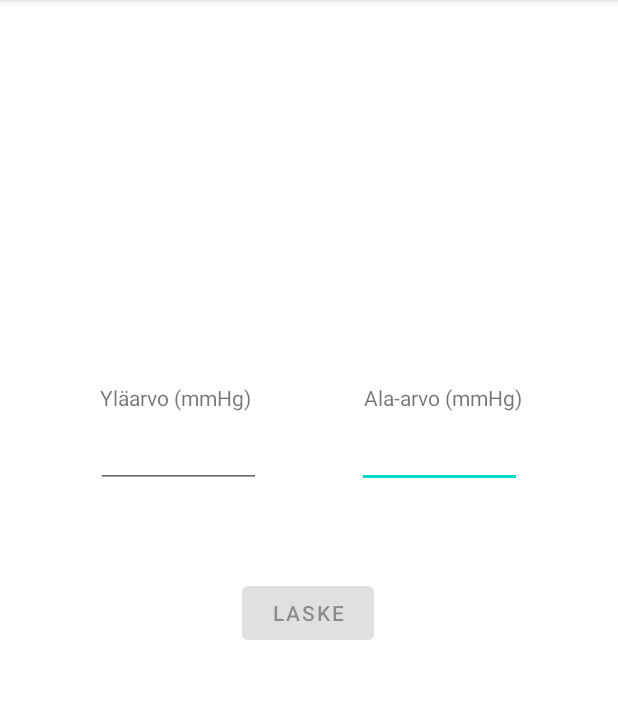
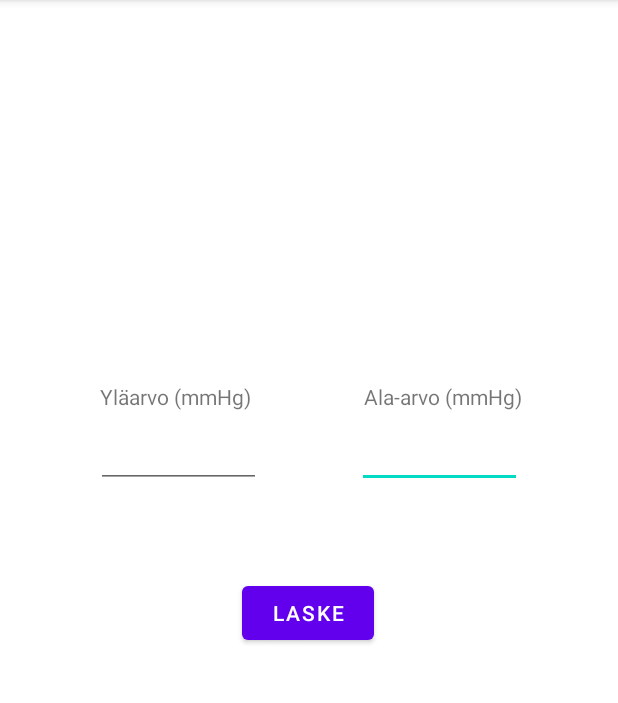
Before and after one commit to untop02/TerveysProjekti, an Android app: the Verenpaine screen opened directly, with no data from a screen before it, on a phone screen of 412 x 824 dp, the part 84-787 px from its top. Run offline under Robolectric (Android 15) with nearby library versions, the phone set to English and light mode, and no system bars.

Commit message:
Verenpainelaskuri V1.0

```diff
--- a/app/src/main/java/com/example/projekti/Verenpaine.java
+++ b/app/src/main/java/com/example/projekti/Verenpaine.java
@@ -10,6 +10,7 @@ import android.view.View;
 import android.widget.Button;
 import android.widget.EditText;
 import android.widget.TextView;
+import android.widget.Toast;
 
 import org.w3c.dom.Text;
 
@@ -39,14 +40,9 @@ public class Verenpaine extends AppCompatActivity {
         String korkeaVp = ("Verenpaine on koholla, kun se on yli 140/90 mmHg.");
 
 
-        //Lisätään alla tehty toiminnallisuus napin sallimiselle
-        ylaArvo.addTextChangedListener(onkoTyhja);
-        alaArvo.addTextChangedListener(onkoTyhja);
-
         //Napin painallus hakee arvot tekstikentistä ja kertoo verenpaineen tason ehtojen mukaisesti
-        laskeBtn.setOnClickListener(new View.OnClickListener() {
-            @Override
-            public void onClick(View v) {
+        laskeBtn.setOnClickListener(v -> {
+            try {
                 int yla = Integer.parseInt(ylaArvo.getText().toString());
                 int ala = Integer.parseInt(alaArvo.getText().toString());
 
@@ -56,7 +52,7 @@ public class Verenpaine extends AppCompatActivity {
                 } else if (yla >= 130 && yla <= 139 && ala >= 85 && ala <= 89) {
                     verenpaineKentta.setText("Verenpaineesi on tyydyttävä.");
                     verenpaineInfo.setText(tyydyttavaVp);
-                } else if (yla <= 130 && ala <= 85 && ala >= 79) {
+                } else if (yla <= 130 && ala <= 85 && ala >= 80) {
                     verenpaineKentta.setText("Verenpaineesi on normaali.");
                     verenpaineInfo.setText(normaaliVp);
                 } else if (yla <= 120 && ala <= 80 && ala >= 60) {
@@ -72,32 +68,12 @@ public class Verenpaine extends AppCompatActivity {
                     verenpaineKentta.setText("Alle rajojen.");
                     verenpaineInfo.setText("");
                 }
+            } catch (NumberFormatException exception) {
+                Toast.makeText(getApplicationContext(), "Täytä kentät", Toast.LENGTH_SHORT).show();
             }
         });
 
     }
 
-    //Sallii nappulan, jos tekstikenttä ei ole tyhjä
-    private TextWatcher onkoTyhja = new TextWatcher() {
-        @Override
-        public void beforeTextChanged(CharSequence s, int start, int count, int after) {
-            if (ylaArvo.toString().trim().equals("")) {
-                laskeBtn.setEnabled(false);
-            } else {
-                laskeBtn.setEnabled(true);
-            }
-        }
-
-        @Override
-        public void onTextChanged(CharSequence s, int start, int before, int count) {
-
-        }
-
-        @Override
-        public void afterTextChanged(Editable s) {
-
-        }
-    };
-
 
 }
--- a/app/src/main/res/layout/activity_verenpaine.xml
+++ b/app/src/main/res/layout/activity_verenpaine.xml
@@ -57,7 +57,7 @@
         android:layout_height="wrap_content"
         android:layout_marginBottom="4dp"
         android:gravity="center"
-        android:padding="2px"
+        android:padding="2dp"
         android:text="Ala-arvo (mmHg)"
         app:layout_constraintBottom_toTopOf="@+id/alaArvo"
         app:layout_constraintEnd_toEndOf="parent"
@@ -70,7 +70,7 @@
         android:layout_height="wrap_content"
         android:layout_marginBottom="4dp"
         android:gravity="center"
-        android:padding="2px"
+        android:padding="2dp"
         android:text="Yläarvo (mmHg)"
         app:layout_constraintBottom_toTopOf="@+id/ylaArvo"
         app:layout_constraintEnd_toStartOf="@+id/tvAlaArvo"
@@ -83,7 +83,7 @@
         android:layout_height="48dp"
         android:layout_marginTop="45dp"
         android:layout_marginBottom="8dp"
-        android:enabled="false"
+        android:enabled="true"
         android:text="Laske"
         app:layout_constraintBottom_toTopOf="@+id/tvVerenpaine"
         app:layout_constraintEnd_toEndOf="parent"
```
